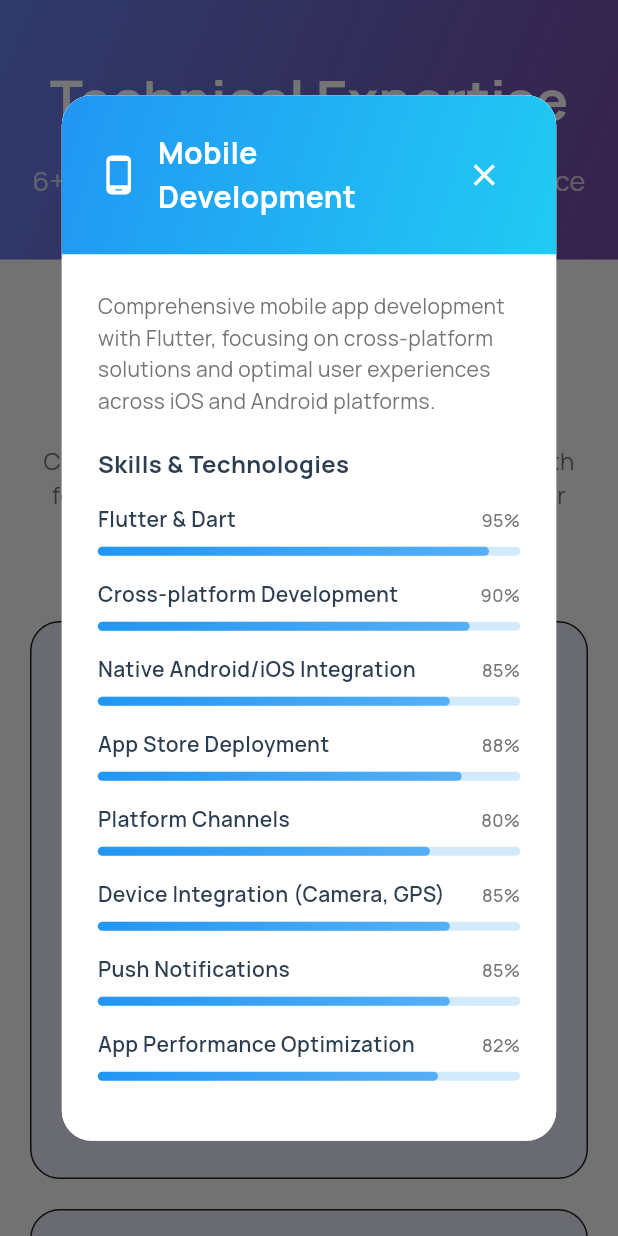
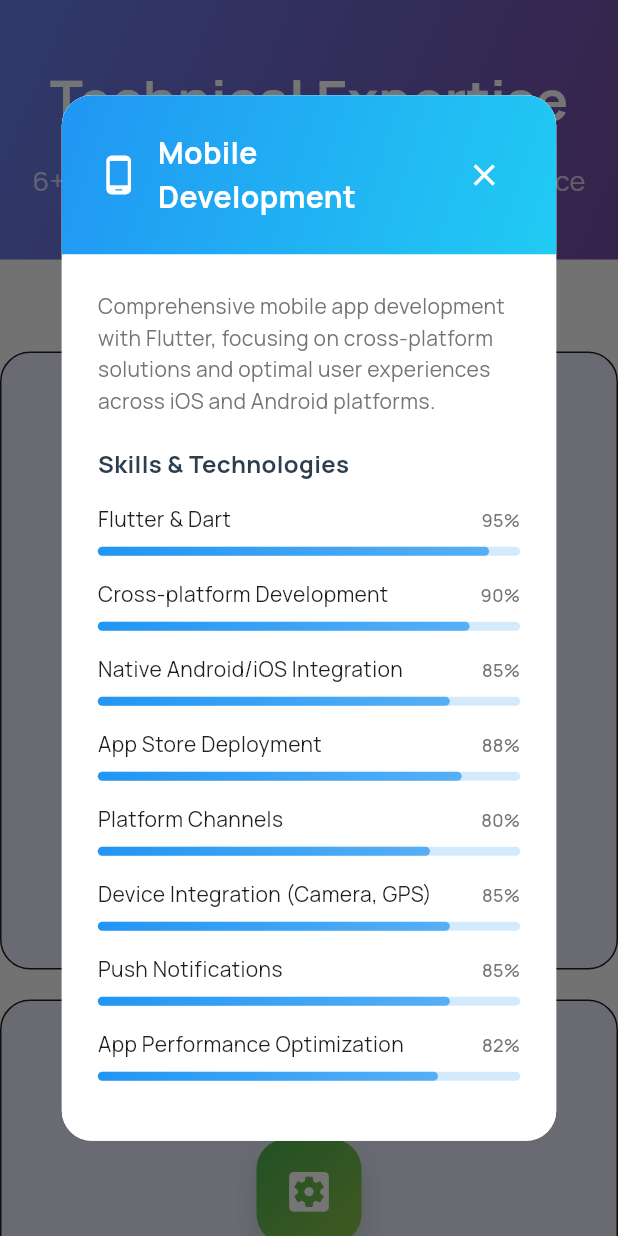
Before and after one commit to Olamidotune/portfolio, a Flutter app: the PortfolioSkillsPage screen opened directly, after a tap on "Mobile Development", on a phone screen of 412 x 824 dp. Run offline on Flutter 3.47's test engine with Material 3 defaults, Android fonts, the phone set to English and light mode, and no system bars; our stand-ins replace animated_text_kit, carousel_slider, firebase_core, flutter_hooks, flutter_screenutil, google_fonts and 1 more; accounts and stored records are empty; generated files the repository leaves out were written again.

Commit message:
refactor: improve layout responsiveness and styling across various sections, streamline code by removing unused imports and simplifying text styles

```diff
--- a/lib/presentation/mobile/widgets/info_mobile.dart
+++ b/lib/presentation/mobile/widgets/info_mobile.dart
@@ -1,6 +1,5 @@
 import 'package:flutter/material.dart';
 import 'package:lottie/lottie.dart';
-import 'package:my_portfolio_app/constants/app_colors.dart';
 import 'package:my_portfolio_app/constants/app_spacing.dart';
 import 'package:my_portfolio_app/presentation/web/widgets/info_desktop.dart';
 import 'package:url_launcher/url_launcher.dart';
@@ -34,9 +33,7 @@ class InfoMobile extends StatelessWidget {
         AppSpacing.verticalSpaceMedium,
         Text(
           "Detail-oriented and technically proficient Flutter developer with a strong foundation in building and  maintaining cross-platform mobile applications. Experienced in developing clean, scalable codebases using Bloc architecture and Freezed for robust state management. Demonstrates a solid grasp of API integration, data handling, and user role-based system design, with a focus on performance, reliability, and maintainability. Committed to continuous learning and delivering high-quality software solutions that align with business goals.",
-          style: Theme.of(
-            context,
-          ).textTheme.bodyLarge?.copyWith(color: AppColors.greyColor),
+          style: Theme.of(context).textTheme.bodyLarge,
           textAlign: TextAlign.justify,
         ),
         AppSpacing.verticalSpaceMedium,
--- a/lib/presentation/skills_section.dart
+++ b/lib/presentation/skills_section.dart
@@ -1,4 +1,5 @@
 import 'package:flutter/material.dart';
+import 'package:my_portfolio_app/constants/app_spacing.dart';
 import 'package:my_portfolio_app/presentation/widgets/skills/skill_card.dart';
 import 'package:my_portfolio_app/utils/skill_category.dart';
 
@@ -8,24 +9,18 @@ class SkillsSection extends StatelessWidget {
   @override
   Widget build(BuildContext context) {
     return Container(
-      padding: const EdgeInsets.symmetric(vertical: 60, horizontal: 20),
       child: Column(
         children: [
-          const Text(
+          Text(
             'Skills & Expertise',
-            style: TextStyle(
+
+            style: Theme.of(context).textTheme.displayLarge?.copyWith(
+              fontWeight: FontWeight.bold,
               fontSize: 32,
-              fontWeight: FontWeight.bold,
-              color: Color(0xFF2C3E50),
             ),
-          ),
-          const SizedBox(height: 16),
-          Text(
-            'Comprehensive Flutter development skills with focus on performance, architecture, and user experience',
-            style: TextStyle(fontSize: 16, color: Colors.grey[600]),
             textAlign: TextAlign.center,
           ),
-          const SizedBox(height: 50),
+          AppSpacing.verticalSpaceMedium,
           LayoutBuilder(
             builder: (context, constraints) {
               return SkillsGrid(
--- a/lib/presentation/web/widgets/info_desktop.dart
+++ b/lib/presentation/web/widgets/info_desktop.dart
@@ -29,9 +29,7 @@ class InfoDesktop extends StatelessWidget {
                   AppSpacing.verticalSpaceMedium,
                   Text(
                     "Detail-oriented and technically proficient Flutter developer with a strong foundation in building and  maintaining cross-platform mobile applications. Experienced in developing clean, scalable codebases using Bloc architecture and Freezed for robust state management. Demonstrates a solid grasp of API integration, data handling, and user role-based system design, with a focus on performance, reliability, and maintainability. Committed to continuous learning and delivering high-quality software solutions that align with business goals.",
-                    style: Theme.of(
-                      context,
-                    ).textTheme.bodyLarge?.copyWith(color: AppColors.greyColor),
+                    style: Theme.of(context).textTheme.bodyLarge,
                     textAlign: TextAlign.justify,
                   ),
                   AppSpacing.verticalSpaceMedium,
--- a/lib/presentation/widgets/project_card.dart
+++ b/lib/presentation/widgets/project_card.dart
@@ -1,5 +1,4 @@
 import 'package:flutter/material.dart';
-import 'package:my_portfolio_app/constants/app_spacing.dart';
 import 'package:my_portfolio_app/presentation/widgets/project.dart';
 import 'package:my_portfolio_app/presentation/widgets/project_content.dart';
 import 'package:my_portfolio_app/presentation/widgets/project_details_modal.dart';
@@ -50,8 +49,6 @@ class _ProjectCardState extends State<ProjectCard>
       builder: (context, child) {
         return Transform.scale(
           scale: _scaleAnimation.value,
-          child: Padding(
-            padding: EdgeInsets.all(AppSpacing.alertDialogInsetPadding),
           child: MouseRegion(
             onEnter: (_) => _animationController.forward(),
             onExit: (_) => _animationController.reverse(),
@@ -73,7 +70,6 @@ class _ProjectCardState extends State<ProjectCard>
               ),
             ),
           ),
-          ),
         );
       },
     );
--- a/lib/presentation/widgets/skills/skill_card.dart
+++ b/lib/presentation/widgets/skills/skill_card.dart
@@ -158,11 +158,7 @@ class _SkillCardState extends State<SkillCard>
                                         Flexible(
                                           child: Text(
                                             skill.name,
-                                            style: TextStyle(
-                                              fontSize: 13,
-                                              color: Colors.grey[600],
-                                              fontWeight: FontWeight.w500,
-                                            ),
+                                            style: TextStyle(),
                                             textAlign: TextAlign.center,
                                             maxLines: 1,
                                             overflow: TextOverflow.ellipsis,
@@ -188,10 +184,7 @@ class _SkillCardState extends State<SkillCard>
                           ),
                           child: Text(
                             '+${widget.skillCategory.skills.length - 4} more',
-                            style: const TextStyle(
-                              fontSize: 12,
-                              fontWeight: FontWeight.w600,
-                            ),
+                            style: const TextStyle(fontWeight: FontWeight.w600),
                           ),
                         ),
                     ],
--- a/lib/presentation/widgets/skills/skill_proficiency_bar.dart
+++ b/lib/presentation/widgets/skills/skill_proficiency_bar.dart
@@ -19,14 +19,7 @@ class SkillProficiencyBar extends StatelessWidget {
         Row(
           mainAxisAlignment: MainAxisAlignment.spaceBetween,
           children: [
-            Text(
-              skill.name,
-              style: const TextStyle(
-                fontSize: 14,
-                fontWeight: FontWeight.w600,
-                color: Color(0xFF2C3E50),
-              ),
-            ),
+            Text(skill.name),
             Text(
               '${(skill.proficiency * 100).toInt()}%',
               style: TextStyle(
```
Also changed, not shown: lib/presentation/mobile/home.dart (+6 -4 lines), lib/presentation/project_section.dart (+7 -36 lines). Lines whose indentation alone changed are shown as unchanged.
